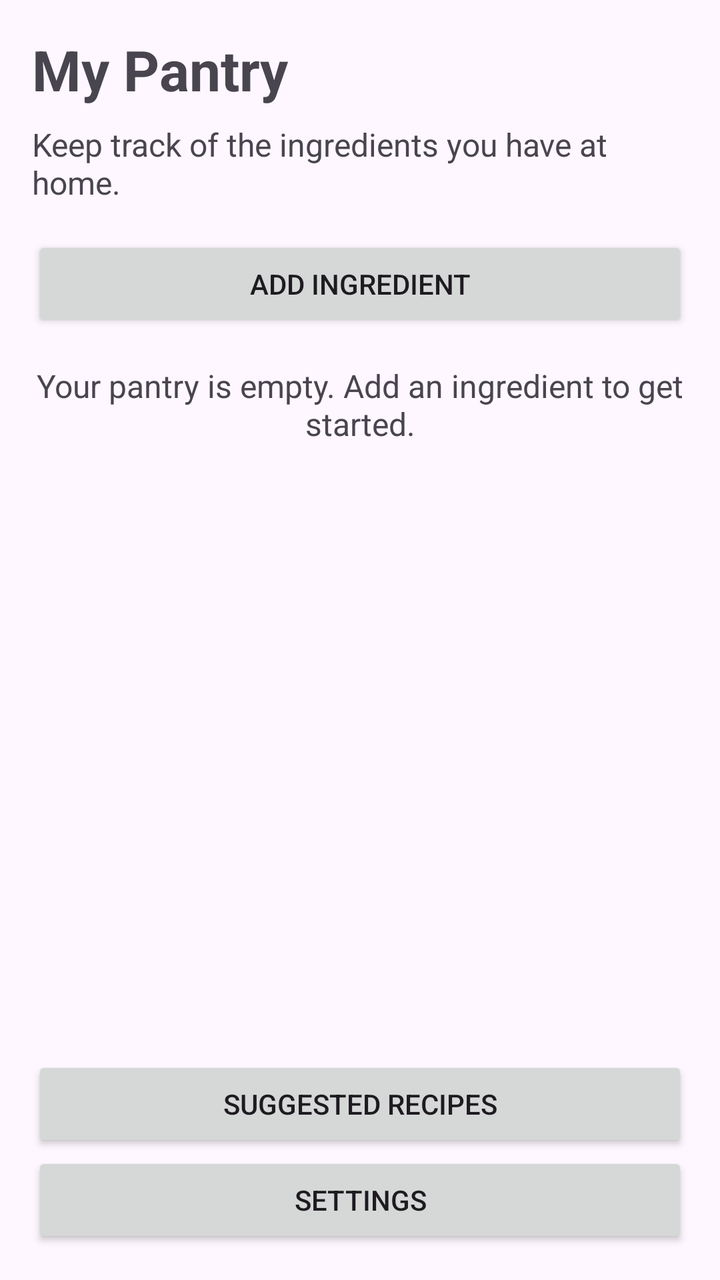
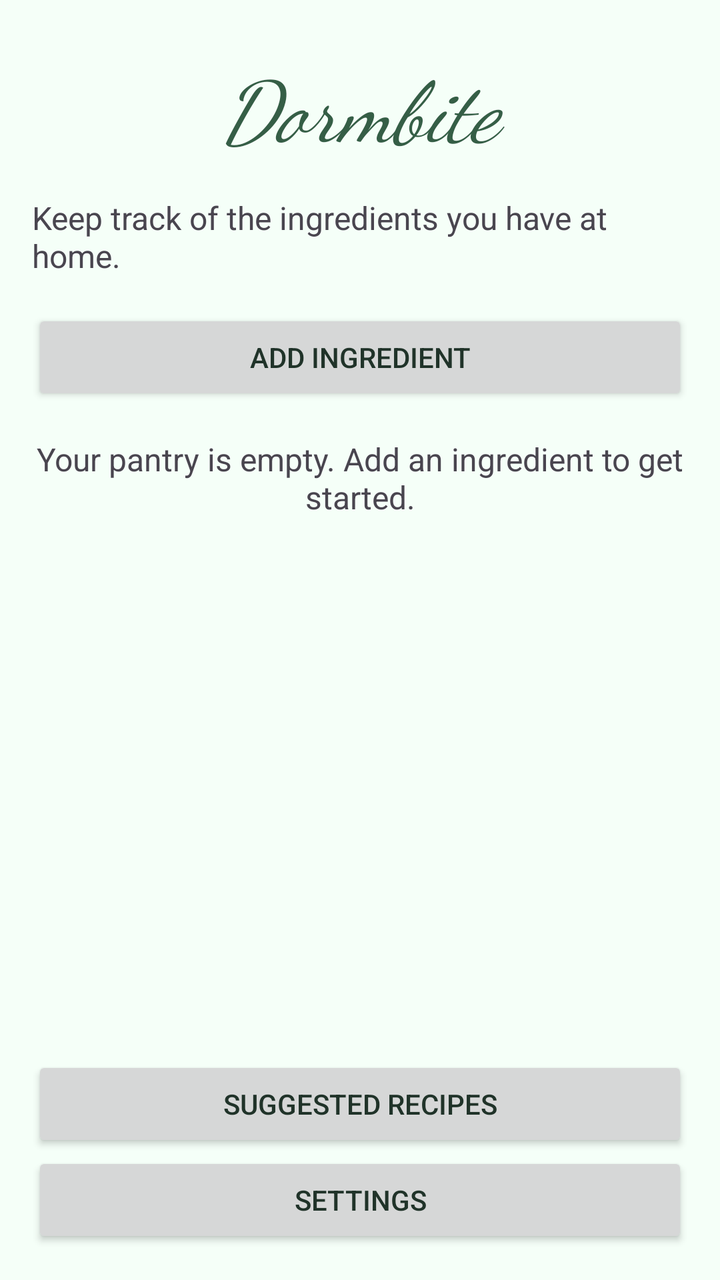

Screens rendered from an Android XML layout before and after an edit, with the pre-edit source and the edit as a unified diff.
<!-- AndroidManifest.xml: application theme Theme.SmartPantryManager -->
<!-- res/layout/activity_main.xml -->
<?xml version="1.0" encoding="utf-8"?>
<LinearLayout xmlns:android="http://schemas.android.com/apk/res/android"
    android:id="@+id/main"
    android:layout_width="match_parent"
    android:layout_height="match_parent"
    android:orientation="vertical">

    <LinearLayout
        android:layout_width="match_parent"
        android:layout_height="match_parent"
        android:orientation="vertical"
        android:padding="16dp">

        <TextView
            android:layout_width="match_parent"
            android:layout_height="wrap_content"
            android:text="My Pantry"
            android:textSize="28sp"
            android:textStyle="bold" />

        <TextView
            android:layout_width="match_parent"
            android:layout_height="wrap_content"
            android:layout_marginTop="8dp"
            android:text="Keep track of the ingredients you have at home."
            android:textSize="16sp" />

        <Button
            android:id="@+id/btnAddIngredient"
            android:layout_width="match_parent"
            android:layout_height="wrap_content"
            android:layout_marginTop="16dp"
            android:text="Add Ingredient" />

        <TextView
            android:id="@+id/txtEmptyPantry"
            android:layout_width="match_parent"
            android:layout_height="wrap_content"
            android:layout_marginTop="16dp"
            android:gravity="center"
            android:text="Your pantry is empty. Add an ingredient to get started."
            android:textSize="16sp" />

        <ListView
            android:id="@+id/pantryListView"
            android:layout_width="match_parent"
            android:layout_height="0dp"
            android:layout_weight="1"
            android:layout_marginTop="8dp" />

        <Button
            android:id="@+id/btnSuggestedRecipes"
            android:layout_width="match_parent"
            android:layout_height="wrap_content"
            android:text="Suggested Recipes" />

        <Button
            android:id="@+id/btnSettings"
            android:layout_width="match_parent"
            android:layout_height="wrap_content"
            android:text="Settings" />

    </LinearLayout>

</LinearLayout>
<!-- resources referenced by this layout -->
<resources>
  <style name="Theme.SmartPantryManager" parent="Base.Theme.SmartPantryManager" />
  <style name="Base.Theme.SmartPantryManager" parent="Theme.Material3.DayNight.NoActionBar">
          
          
      </style>
</resources>

<!-- the commit's change to res/layout/activity_main.xml (unified diff, before → after) -->
@@ -14,9 +14,14 @@
         <TextView
             android:layout_width="match_parent"
             android:layout_height="wrap_content"
-            android:text="My Pantry"
-            android:textSize="28sp"
-            android:textStyle="bold" />
+            android:fontFamily="cursive"
+            android:textColor="?attr/colorPrimary"
+            android:gravity="center"
+            android:paddingTop="8dp"
+            android:paddingBottom="8dp"
+            android:text="Dormbite"
+            android:textSize="42sp"
+            android:textStyle="italic" />
 
         <TextView
             android:layout_width="match_parent"
<!-- resource entries referenced after the edit -->
@@ -2,8 +2,30 @@
 <resources>
   <style name="Theme.SmartPantryManager" parent="Base.Theme.SmartPantryManager" />
   <style name="Base.Theme.SmartPantryManager" parent="Theme.Material3.DayNight.NoActionBar">
-          
-          
+  
+          <item name="colorPrimary">#355E46</item>
+          <item name="colorOnPrimary">#FFFFFF</item>
+          <item name="colorPrimaryContainer">#D5E8D0</item>
+          <item name="colorOnPrimaryContainer">#183524</item>
+  
+          <item name="colorSecondary">#52674D</item>
+          <item name="colorOnSecondary">#FFFFFF</item>
+          <item name="colorSecondaryContainer">#A8BFA3</item>
+          <item name="colorOnSecondaryContainer">#182B18</item>
+  
+          <item name="android:colorBackground">#F5FFF8</item>
+          <item name="android:windowBackground">#F5FFF8</item>
+          <item name="colorOnBackground">#203329</item>
+  
+          <item name="colorSurface">#F5FFF8</item>
+          <item name="colorOnSurface">#203329</item>
+          <item name="colorSurfaceVariant">#E0EBDD</item>
+          <item name="colorOnSurfaceVariant">#46564A</item>
+          <item name="colorOutline">#718272</item>
+  
+          <item name="android:textColorPrimary">#203329</item>
+          <item name="android:textColorSecondary">#46564A</item>
+  
       </style>
 </resources>
 
